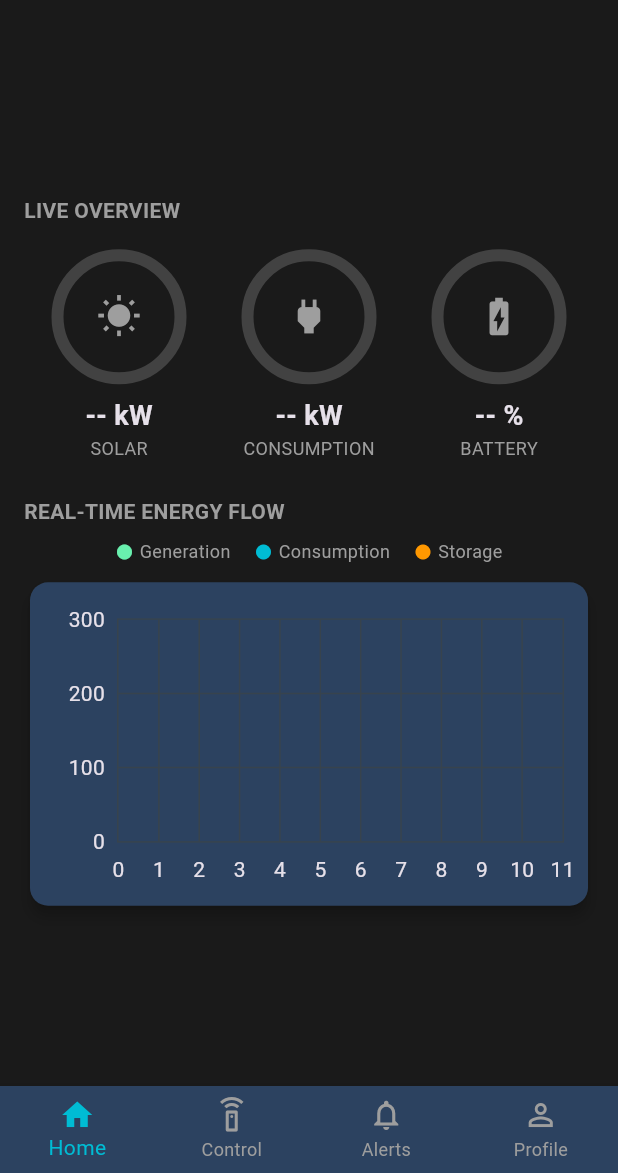
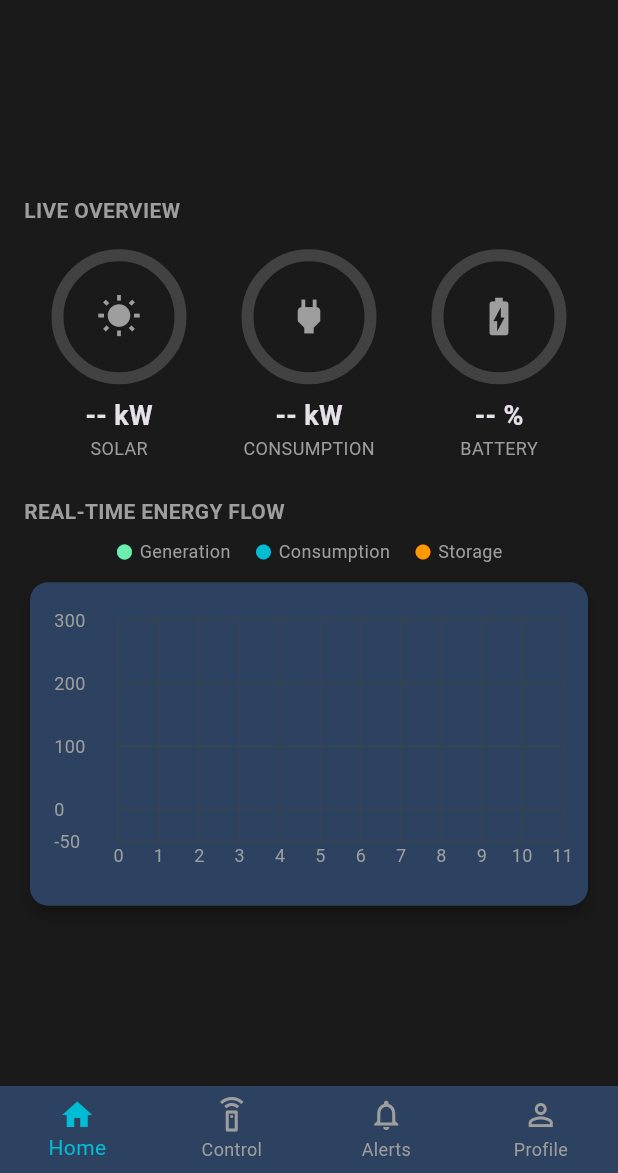
Before and after one commit to kkthombare187/Echogrid-Monitoring-Project, a Flutter app: the screen it shows once a user with an empty profile is signed in, on a phone screen of 412 x 824 dp, the part 63-1236 px from its top. Run offline on Flutter 3.47's test engine with Material 3 defaults, Android fonts, the phone set to English and light mode, and no system bars; drawn by our look-alikes of fl_chart, percent_indicator; our stand-ins replace cloud_firestore, firebase_auth, firebase_core, firebase_database, flutter_animate, geolocator; accounts and stored records are empty.

Commit message:
solve graph issue

```diff
--- a/lib/widgets/realtime_chart.dart
+++ b/lib/widgets/realtime_chart.dart
@@ -37,6 +37,7 @@ class _RealtimeChartState extends State<RealtimeChart> {
         elevation: 4,
         shape: RoundedRectangleBorder(borderRadius: BorderRadius.circular(12)),
         color: const Color(0xff2c4260),
+        clipBehavior: Clip.antiAlias,
         child: Padding(
           padding: const EdgeInsets.fromLTRB(16, 24, 16, 12),
           // Use a StreamBuilder to listen for all three data streams at once
@@ -52,7 +53,7 @@ class _RealtimeChartState extends State<RealtimeChart> {
                 return const Center(child: CircularProgressIndicator(color: Colors.white));
               }
 
-              // NEW: Show a clear error message if something goes wrong
+              // Show a clear error message if something goes wrong
               if (snapshot.hasError) {
                 return const Center(
                   child: Text('Error: Could not load chart data.', style: TextStyle(color: Colors.redAccent)),
@@ -60,7 +61,7 @@ class _RealtimeChartState extends State<RealtimeChart> {
               }
 
               // Extract the data lists from the snapshot
-              final events = snapshot.data as List<DatabaseEvent>;
+              final events = snapshot.data! as List<DatabaseEvent>;
               final generationData = events[0].snapshot.value as List<dynamic>?;
               final consumptionData = events[1].snapshot.value as List<dynamic>?;
               final storageData = events[2].snapshot.value as List<dynamic>?;
@@ -91,17 +92,17 @@ class _RealtimeChartState extends State<RealtimeChart> {
         getDrawingHorizontalLine: (value) => const FlLine(color: Color(0xff37434d), strokeWidth: 1),
         getDrawingVerticalLine: (value) => const FlLine(color: Color(0xff37434d), strokeWidth: 1),
       ),
-      titlesData: const FlTitlesData(
+      titlesData: FlTitlesData(
           show: true,
-          rightTitles: AxisTitles(sideTitles: SideTitles(showTitles: false)),
-          topTitles: AxisTitles(sideTitles: SideTitles(showTitles: false)),
-          bottomTitles: AxisTitles(sideTitles: SideTitles(showTitles: true, reservedSize: 30, interval: 1)),
-          leftTitles: AxisTitles(sideTitles: SideTitles(showTitles: true, reservedSize: 42, interval: 100)),
+          rightTitles: const AxisTitles(sideTitles: SideTitles(showTitles: false)),
+          topTitles: const AxisTitles(sideTitles: SideTitles(showTitles: false)),
+          bottomTitles: AxisTitles(sideTitles: SideTitles(showTitles: true, reservedSize: 30, interval: 1, getTitlesWidget: (value, meta) => Text(value.toInt().toString(), style: const TextStyle(color: Colors.grey, fontSize: 12)))),
+          leftTitles: AxisTitles(sideTitles: SideTitles(showTitles: true, reservedSize: 42, interval: 100, getTitlesWidget: (value, meta) => Text(value.toInt().toString(), style: const TextStyle(color: Colors.grey, fontSize: 12))))
       ),
       borderData: FlBorderData(show: true, border: Border.all(color: const Color(0xff37434d))),
       minX: 0,
       maxX: 11,
-      minY: 0,
+      minY: -50, // This creates space at the bottom of the chart
       maxY: 300,
       lineBarsData: [
         _buildLineChartBarData(generationSpots, Colors.greenAccent, [Colors.greenAccent.withOpacity(0.3), Colors.transparent]),
```
